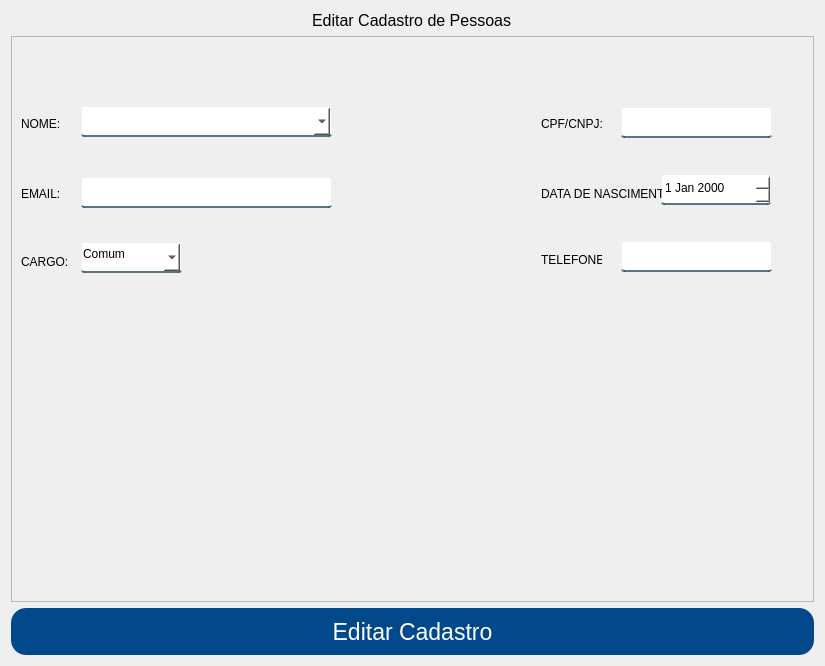
This is App/view/ui/editarPessoa.ui in Senac-SOR-ADS/Mapa-de-Sala as Qt 5 draws it before an edit. The edited form follows.
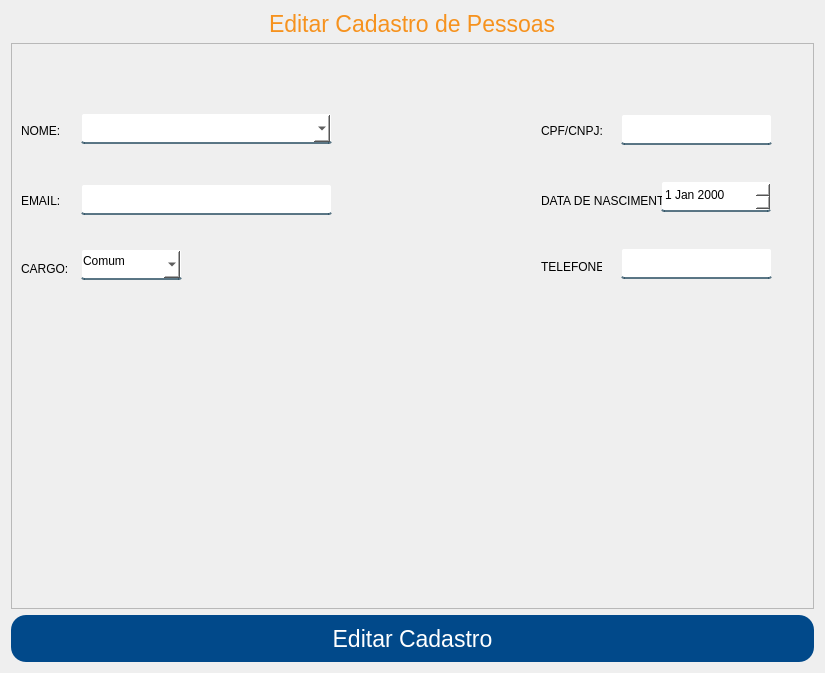
This is the edited form.

Patch:
```diff
--- a/App/view/ui/editarPessoa.ui
+++ b/App/view/ui/editarPessoa.ui
@@ -36,14 +36,17 @@
  
 #respostaCadastro {
 	color: red;
+}
+#titulo {
+	color: #f6921e;
 }</string>
   </property>
   <layout class="QVBoxLayout" name="verticalLayout">
    <item alignment="Qt::AlignHCenter|Qt::AlignBottom">
-    <widget class="QLabel" name="label">
+    <widget class="QLabel" name="titulo">
      <property name="font">
       <font>
-       <pointsize>12</pointsize>
+       <pointsize>17</pointsize>
       </font>
      </property>
      <property name="text">
```
